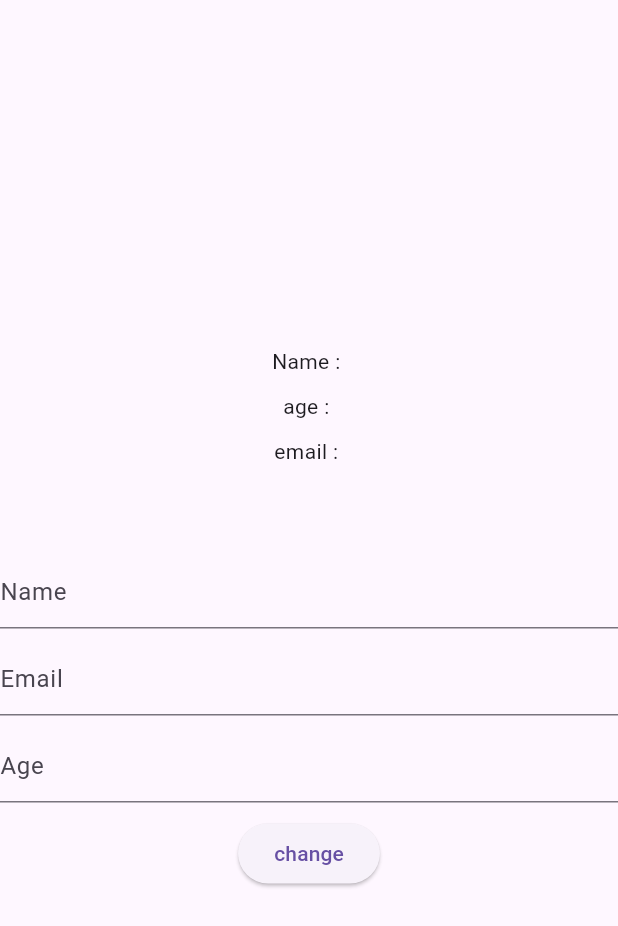
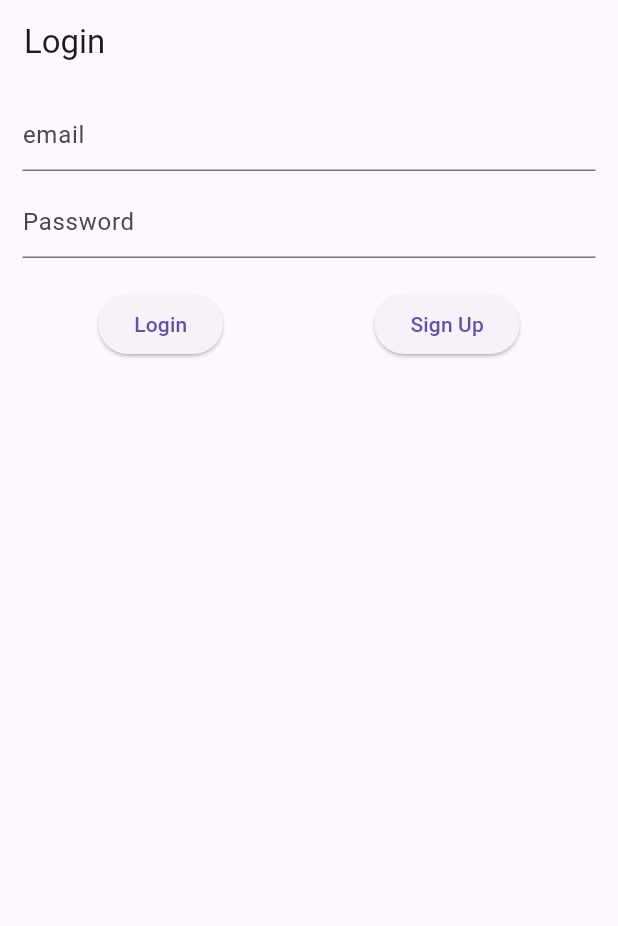
Before and after one commit to Shinigami-7/training, a Flutter app: the screen it shows after launch, on a phone screen of 412 x 824 dp. Shown: the top 926 px of the screen. Run offline on Flutter 3.47's test engine with Material 3 defaults, Android fonts, the phone set to English and light mode, and no system bars; our stand-ins replace cloud_firestore, firebase_auth, firebase_core, flutter_riverpod; accounts and stored records are empty.

Commit message:
adding login and signup

```diff
--- /dev/null
+++ b/lib/auth/auth_service.dart
@@ -0,0 +1,38 @@
+import 'dart:math';
+
+import 'package:firebase_auth/firebase_auth.dart';
+import 'package:flutter/cupertino.dart';
+
+class AuthService{
+  final _auth = FirebaseAuth.instance;
+
+  Future<User?> createUser(String email, String password) async {
+    try{
+      final cred = await _auth.createUserWithEmailAndPassword(email: email, password: password);
+      return cred.user;
+    }catch(e){
+      debugPrint('Someting went wrong');
+    }
+    return null;
+  }
+
+  Future<User?> loginuser(String email, String password) async {
+    try{
+      final cred = await _auth.signInWithEmailAndPassword(email: email, password: password);
+      return cred.user;
+    }catch(e){
+      debugPrint('Someting went wrong');
+    }
+    return null;
+  }
+
+  Future<void> signout()async {
+    try{
+      await _auth.signOut();
+    }catch(e){
+      debugPrint('Someting went wrong');
+    }
+    return null;
+
+  }
+}
--- /dev/null
+++ b/lib/login_screen.dart
@@ -0,0 +1,69 @@
+import 'package:flutter/material.dart';
+import 'package:training/auth/auth_service.dart';
+import 'package:training/homepage.dart';
+import 'package:training/signup_screen.dart';
+
+class LoginScreen extends StatefulWidget {
+  const LoginScreen({super.key});
+
+  @override
+  State<LoginScreen> createState() => _LoginScreenState();
+}
+
+class _LoginScreenState extends State<LoginScreen> {
+  @override
+  final _auth = AuthService();
+  TextEditingController _email = TextEditingController();
+  TextEditingController _pass = TextEditingController();
+
+  Widget build(BuildContext context) {
+    return Scaffold(
+      appBar: AppBar(
+        title: Text('Login'),
+      ),
+      body: Container(
+        padding: EdgeInsets.symmetric(vertical: 10,horizontal: 15),
+        child:
+        Column(
+          children: [
+            TextField(
+              decoration: InputDecoration(
+                  hintText: 'email',
+              ),
+              controller: _email,
+            ),
+            SizedBox(height: 10,),
+            TextField(
+              decoration: InputDecoration(
+                  hintText: 'Password'
+              ),
+              controller: _pass,
+            ),
+            SizedBox(height: 20,),
+            Row(
+              mainAxisAlignment: MainAxisAlignment.spaceAround,
+              children: [
+                ElevatedButton(onPressed: _login, child: Text('Login') ),
+                ElevatedButton(onPressed: (){
+                  Navigator.push(context, MaterialPageRoute(builder: (context)=>SignupScreen()));
+                }, child: Text('Sign Up') ),
+              ],
+            )
+          ],
+        ),
+      ),
+
+    );
+  }
+  _login()async{
+    final user = await _auth.loginuser(_email.text, _pass.text);
+    if(user!=null){
+      Navigator.push(context, MaterialPageRoute(builder: (context)=>Homepage()));
+      debugPrint('Login Successfully');
+    }
+    else{
+      debugPrint('Someting Went Wrong');
+
+    }
+  }
+}
--- a/lib/main.dart
+++ b/lib/main.dart
@@ -2,10 +2,12 @@ import 'package:firebase_core/firebase_core.dart';
 import 'package:flutter/material.dart';
 import 'package:flutter_riverpod/flutter_riverpod.dart';
 import 'package:training/homepage.dart';
+import 'package:training/login_screen.dart';
 
 import 'firebase_options.dart';
 
 void main() async {
+
   WidgetsFlutterBinding.ensureInitialized();
 
   await Firebase.initializeApp(
@@ -22,8 +24,9 @@ class MyApp extends StatelessWidget {
   Widget build(BuildContext context) {
     return ProviderScope(
       child: MaterialApp(
+        debugShowCheckedModeBanner: false,
         title: 'Flutter Demo',
-        home: Homepage()
+        home: LoginScreen()
       ),
     );
   }
--- a/lib/model/detail_model.dart
+++ b/lib/model/detail_model.dart
@@ -6,14 +6,14 @@ class Detail{
   Detail({required this.age,required this.name, required this.email});
 
   Map<String, dynamic> toJson(){
-    return {
-      'age' : age,
+    return{
+      'age': age,
       'name' : name,
       'email' : email
     };
   }
 
-  factory Detail.fromJson (Map<String, dynamic> json){
+  factory Detail.fromJson(Map<String, dynamic> json){
     return Detail(age: json['age'], name: json['name'], email: json['email']);
   }
 
--- a/lib/provider/state_notifier.dart
+++ b/lib/provider/state_notifier.dart
@@ -1,13 +1,13 @@
 import 'package:flutter_riverpod/flutter_riverpod.dart';
 import 'package:training/model/detail_model.dart';
 
-class DisplayInfo extends StateNotifier<Detail> {
-  DisplayInfo() : super(Detail(age: '', name: '', email: ''));
+class DisplayInfo extends StateNotifier<Detail>{
+  DisplayInfo(): super(Detail(age: '', name: '', email: ''));
 
-   void change(String age, String name, String email){
-     state = Detail(age: age, name: name, email: email);
-   }
+  void change(String age, String name, String email){
+    state =Detail(age: age, name: name, email: email);
+
+  }
+
 }
-
-final displayProvider =
-    StateNotifierProvider<DisplayInfo, Detail>((ref) => DisplayInfo());
+final displayDetail = StateNotifierProvider<DisplayInfo, Detail>((ref)=>DisplayInfo());
--- a/pubspec.yaml
+++ b/pubspec.yaml
@@ -38,6 +38,7 @@ dependencies:
   firebase_auth: ^5.5.1
   flutter_riverpod: ^2.6.1
   provider: ^6.1.2
+  cloud_firestore: ^5.6.5
 
 dev_dependencies:
   flutter_test:
```
Also changed, not shown: lib/firebasestroe.dart (added, +15 -0 lines), lib/homepage.dart (+35 -4 lines), lib/signup_screen.dart (added, +70 -0 lines), pubspec.lock, 4 other files.
